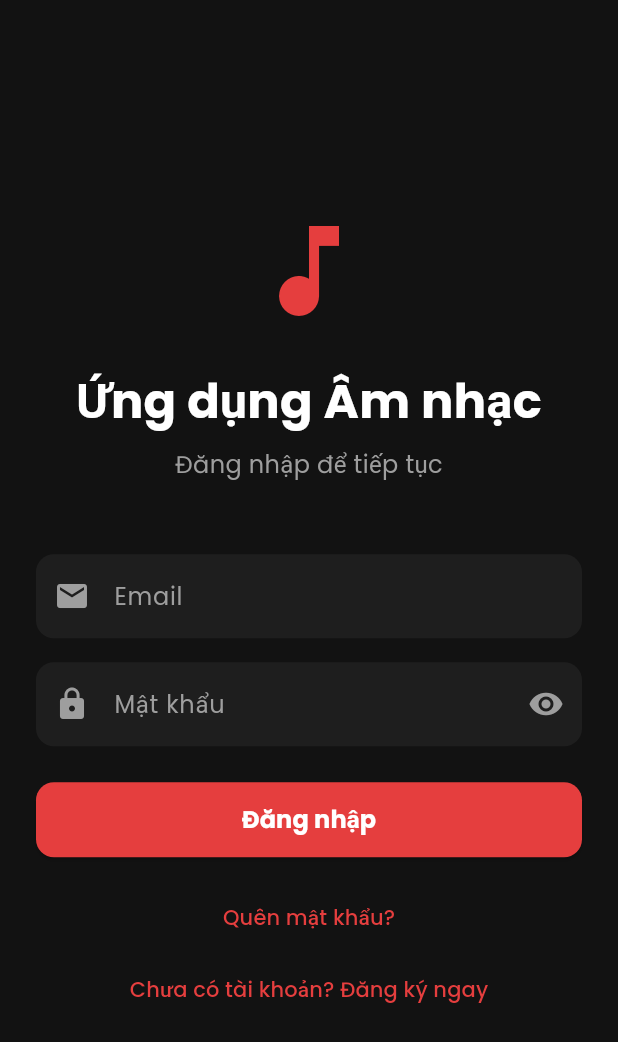
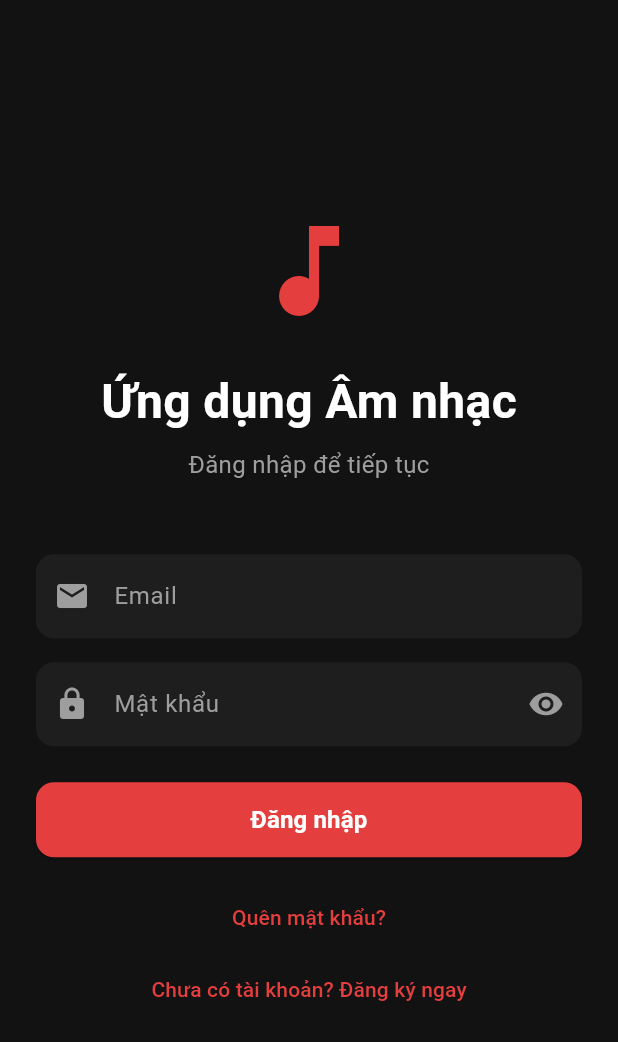
Before and after one commit to tran-hoang-nhan/Music-App, a Flutter app: the screen it shows after launch, on a phone screen of 412 x 824 dp. Shown: the top 1042 px of the screen. Run offline on Flutter 3.47's test engine with Material 3 defaults, Android fonts, the phone set to English and light mode, and no system bars; our stand-ins replace audio_service, cached_network_image, connectivity_plus, dio, firebase_auth, firebase_core and 4 more; accounts and stored records are empty.

Commit message:
update theme

```diff
--- a/lib/main.dart
+++ b/lib/main.dart
@@ -49,7 +49,9 @@ class MusicApp extends StatelessWidget {
         ChangeNotifierProvider(create: (_) => ThemeController()),
         ChangeNotifierProvider(create: (_) => ConnectivityService()),
       ],
-      child: MaterialApp(
+      child: Consumer<ThemeController>(
+        builder: (context, themeController, _) {
+          return MaterialApp(
             title: 'Ứng dụng Âm nhạc',
             debugShowCheckedModeBanner: false,
             routes: {
@@ -73,24 +75,13 @@ class MusicApp extends StatelessWidget {
                 );
               },
             },
-        theme: ThemeData.dark().copyWith(
-          scaffoldBackgroundColor: const Color(0xFF121212),
-          primaryColor: const Color(0xFFE53E3E),
-          colorScheme: const ColorScheme.dark(
-            primary: Color(0xFFE53E3E),
-            secondary: Color(0xFFE53E3E),
-            surface: Color(0xFF121212),
-          ),
-          textTheme: GoogleFonts.poppinsTextTheme(
-            ThemeData.dark().textTheme,
-          ),
-          bottomNavigationBarTheme: const BottomNavigationBarThemeData(
-            backgroundColor: Color(0xFF1E1E1E),
-            selectedItemColor: Color(0xFFE53E3E),
-            unselectedItemColor: Colors.grey,
-          ),
-        ),
+            // Apply Material 3 themes provided by ThemeController
+            theme: themeController.lightTheme,
+            darkTheme: themeController.darkTheme,
+            themeMode: themeController.themeMode,
             home: const SplashScreen(),
+          );
+        },
       ),
     );
   }
```
Lines whose indentation alone changed are shown as unchanged.
